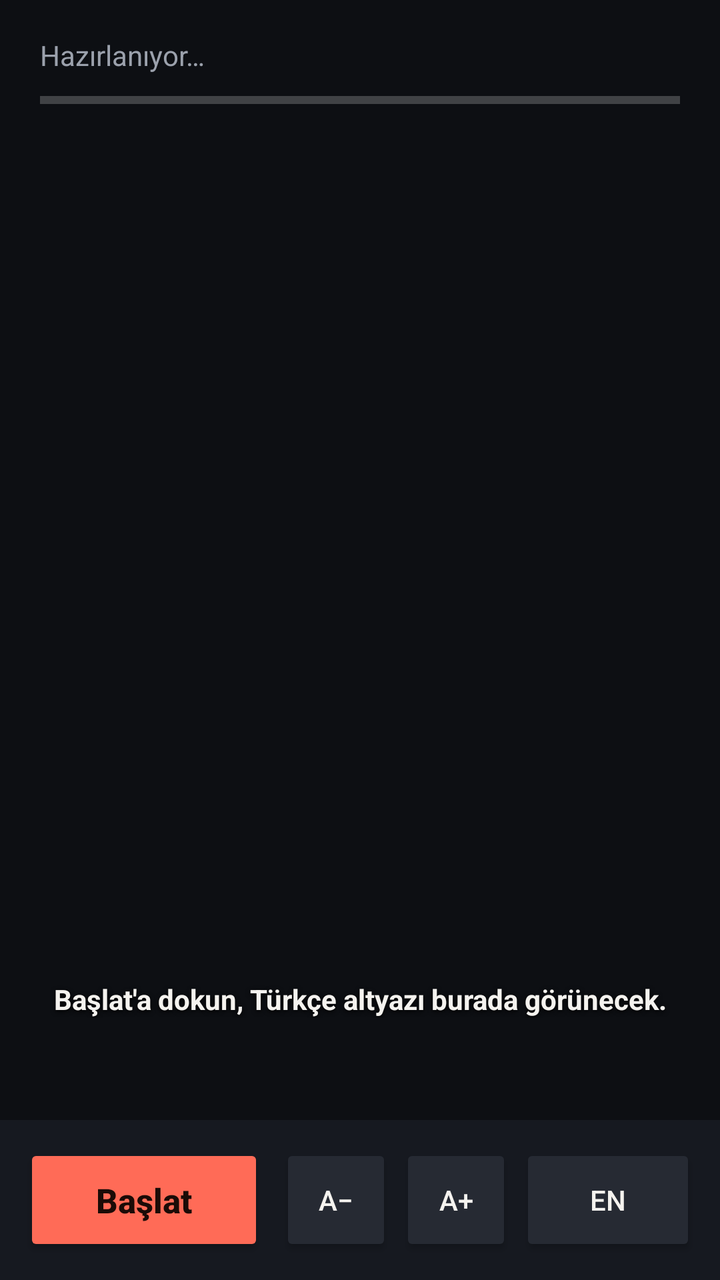
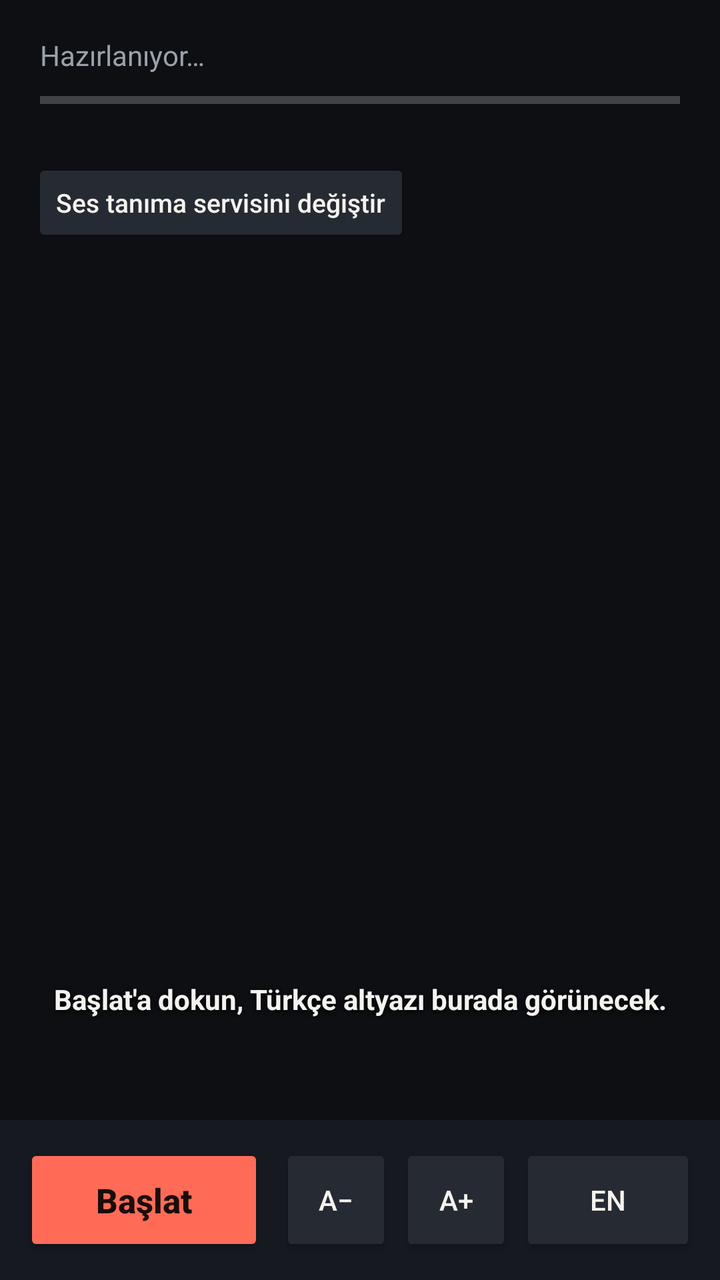

An Android layout rendered at two revisions. The XML below is the earlier revision; the diff shows what the commit changed to produce the second picture.
<!-- AndroidManifest.xml: application theme android:Theme.Material.NoActionBar -->
<!-- res/layout/activity_main.xml -->
<?xml version="1.0" encoding="utf-8"?>
<LinearLayout xmlns:android="http://schemas.android.com/apk/res/android"
    android:layout_width="match_parent"
    android:layout_height="match_parent"
    android:background="@color/screen"
    android:orientation="vertical">

    <TextView
        android:id="@+id/status"
        android:layout_width="match_parent"
        android:layout_height="wrap_content"
        android:paddingStart="20dp"
        android:paddingTop="18dp"
        android:paddingEnd="20dp"
        android:paddingBottom="10dp"
        android:text="Hazırlanıyor…"
        android:textColor="@color/mute"
        android:textSize="14sp" />

    <ProgressBar
        android:id="@+id/level"
        style="@android:style/Widget.Material.ProgressBar.Horizontal"
        android:layout_width="match_parent"
        android:layout_height="6dp"
        android:layout_marginStart="20dp"
        android:layout_marginEnd="20dp"
        android:max="100"
        android:progress="0"
        android:progressTint="@color/live" />

    <TextView
        android:id="@+id/diag"
        android:layout_width="match_parent"
        android:layout_height="wrap_content"
        android:paddingStart="20dp"
        android:paddingTop="6dp"
        android:paddingEnd="20dp"
        android:textColor="@color/mute"
        android:textSize="12sp" />

    <LinearLayout
        android:layout_width="match_parent"
        android:layout_height="0dp"
        android:layout_weight="1"
        android:gravity="bottom|center_horizontal"
        android:orientation="vertical"
        android:paddingStart="20dp"
        android:paddingEnd="20dp"
        android:paddingBottom="20dp">

        <TextView
            android:id="@+id/prev"
            android:layout_width="match_parent"
            android:layout_height="wrap_content"
            android:gravity="center_horizontal"
            android:lineSpacingMultiplier="1.1"
            android:textColor="@color/mute" />

        <TextView
            android:id="@+id/now"
            android:layout_width="match_parent"
            android:layout_height="wrap_content"
            android:layout_marginTop="8dp"
            android:gravity="center_horizontal"
            android:lineSpacingMultiplier="1.1"
            android:shadowColor="#000000"
            android:shadowDx="0"
            android:shadowDy="2"
            android:shadowRadius="6"
            android:text="Başlat'a dokun, Türkçe altyazı burada görünecek."
            android:textColor="@color/ink"
            android:textStyle="bold" />

        <TextView
            android:id="@+id/english"
            android:layout_width="match_parent"
            android:layout_height="wrap_content"
            android:layout_marginTop="12dp"
            android:gravity="center_horizontal"
            android:textColor="@color/mute"
            android:textSize="14sp"
            android:textStyle="italic" />
    </LinearLayout>

    <LinearLayout
        android:layout_width="match_parent"
        android:layout_height="wrap_content"
        android:background="@color/panel"
        android:gravity="center_vertical"
        android:orientation="horizontal"
        android:padding="12dp">

        <Button
            android:id="@+id/start"
            android:layout_width="0dp"
            android:layout_height="56dp"
            android:layout_weight="1"
            android:backgroundTint="@color/accent"
            android:text="Başlat"
            android:textAllCaps="false"
            android:textColor="#1B0B07"
            android:textSize="17sp"
            android:textStyle="bold" />

        <Button
            android:id="@+id/smaller"
            android:layout_width="56dp"
            android:layout_height="56dp"
            android:layout_marginStart="8dp"
            android:backgroundTint="@color/button"
            android:text="A−"
            android:textAllCaps="false"
            android:textColor="@color/ink" />

        <Button
            android:id="@+id/bigger"
            android:layout_width="56dp"
            android:layout_height="56dp"
            android:layout_marginStart="4dp"
            android:backgroundTint="@color/button"
            android:text="A+"
            android:textAllCaps="false"
            android:textColor="@color/ink" />

        <Button
            android:id="@+id/toggleEn"
            android:layout_width="wrap_content"
            android:layout_height="56dp"
            android:layout_marginStart="4dp"
            android:backgroundTint="@color/button"
            android:text="EN"
            android:textAllCaps="false"
            android:textColor="@color/ink" />
    </LinearLayout>
</LinearLayout>
<!-- resources referenced by this layout -->
<resources>
  <color name="accent">#FF6B57</color>
  <color name="button">#262A33</color>
  <color name="ink">#F5F3EF</color>
  <color name="live">#35C2AE</color>
  <color name="mute">#9BA1AC</color>
  <color name="panel">#161920</color>
  <color name="screen">#0D0F13</color>
</resources>

<!-- the commit's change to res/layout/activity_main.xml (unified diff, before → after) -->
@@ -37,6 +37,18 @@
         android:paddingEnd="20dp"
         android:textColor="@color/mute"
         android:textSize="12sp" />
+
+    <Button
+        android:id="@+id/switchService"
+        android:layout_width="wrap_content"
+        android:layout_height="44dp"
+        android:layout_marginStart="16dp"
+        android:layout_marginTop="4dp"
+        android:backgroundTint="@color/button"
+        android:text="Ses tanıma servisini değiştir"
+        android:textAllCaps="false"
+        android:textColor="@color/ink"
+        android:textSize="13sp" />
 
     <LinearLayout
         android:layout_width="match_parent"
